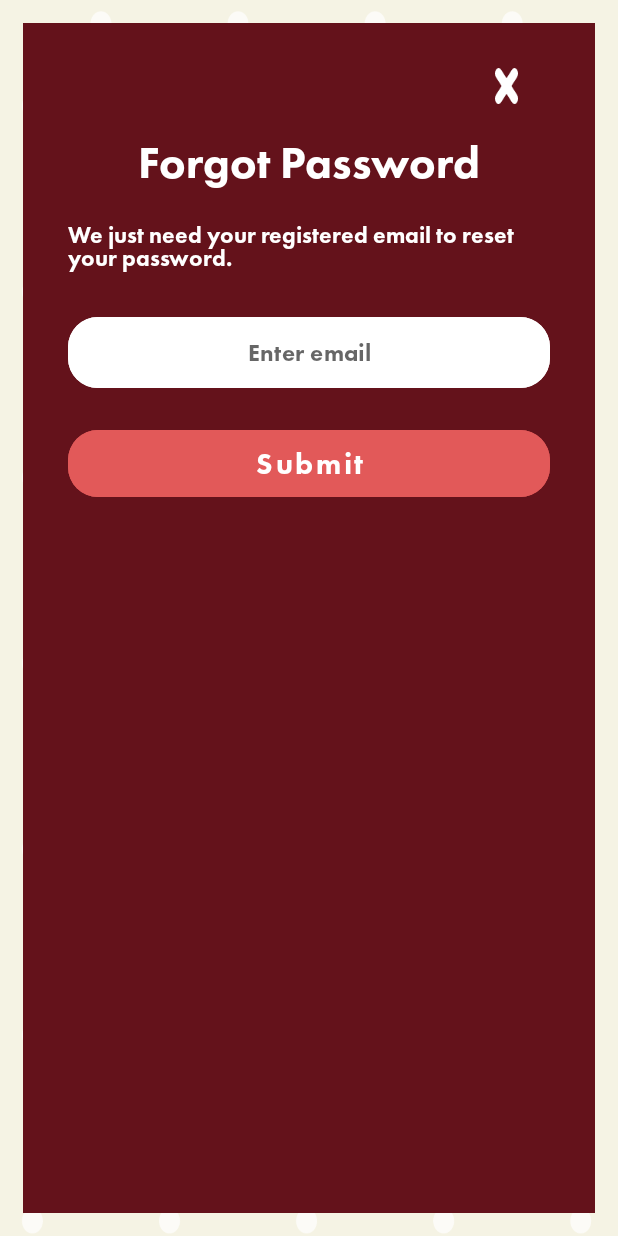
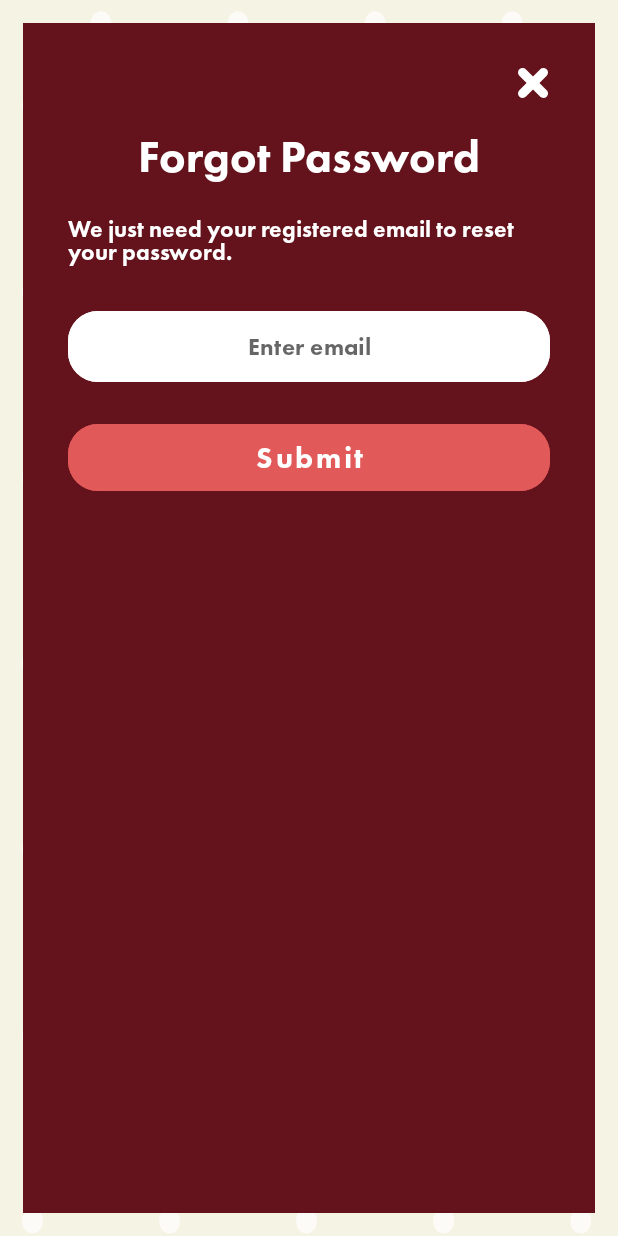
Before and after one commit to firdauscomel/softwarequiz, an Android app: the ForgotPassword screen opened directly, with no data from a screen before it, on a phone screen of 412 x 824 dp. Run offline under Robolectric (Android 15) with nearby library versions, the phone set to English and light mode, and no system bars; our stand-ins replace Firebase (no records; nobody signed in at launch, a user with empty details on screens opened directly).

Commit message:
Tiny layout improvements

```diff
--- a/app/src/main/java/com/daus/softwarequiz/register.java
+++ b/app/src/main/java/com/daus/softwarequiz/register.java
@@ -58,7 +58,7 @@ public class register extends AppCompatActivity {
             @Override
             public void onClick(View v) {
                 Intent login = new Intent(register.this, login.class);
-                login.setFlags(Intent.FLAG_ACTIVITY_NEW_TASK | Intent.FLAG_ACTIVITY_CLEAR_TASK);
+                login.setFlags(Intent.FLAG_ACTIVITY_CLEAR_TASK);
                 startActivity(login);
                 finish();
             }
--- a/app/src/main/res/layout/forgot_password.xml
+++ b/app/src/main/res/layout/forgot_password.xml
@@ -16,14 +16,16 @@
 
         <ImageView
             android:id="@+id/login_close_button"
-            android:layout_width="15dp"
-            android:layout_height="wrap_content"
+            android:layout_width="20dp"
+            android:layout_height="20dp"
+            android:layout_alignParentTop="true"
             android:layout_alignParentEnd="true"
             android:layout_alignParentRight="true"
             android:layout_marginTop="30dp"
-            android:layout_marginEnd="21dp"
-            android:layout_marginRight="21dp"
+            android:layout_marginEnd="1dp"
+            android:layout_marginRight="0dp"
             android:background="@drawable/ic_close_button"
+            android:cropToPadding="false"
             android:onClick="login_close" />
 
         <TextView
```
